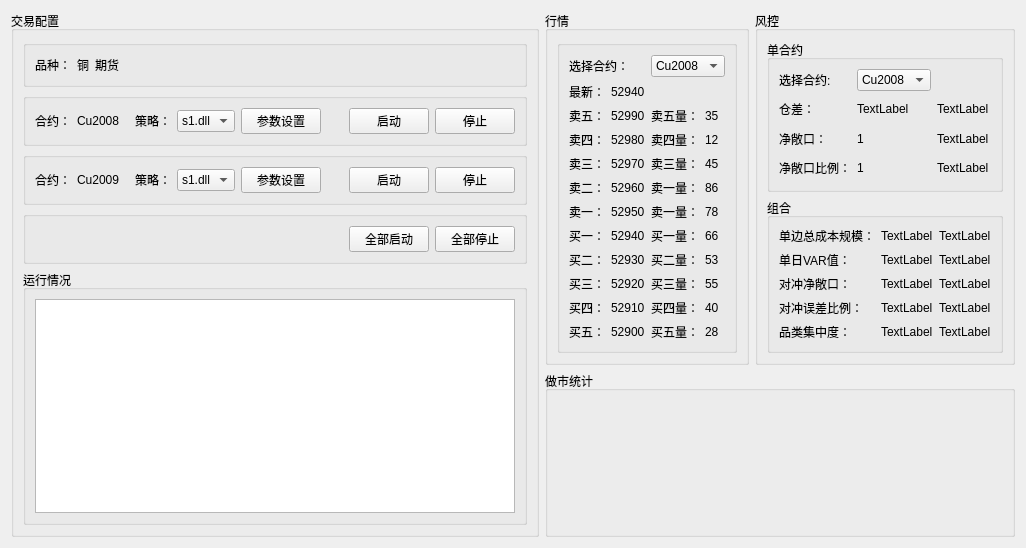
Qt form mm_page.ui (ChengruiGu/CMF_Marketmaker) before a commit.
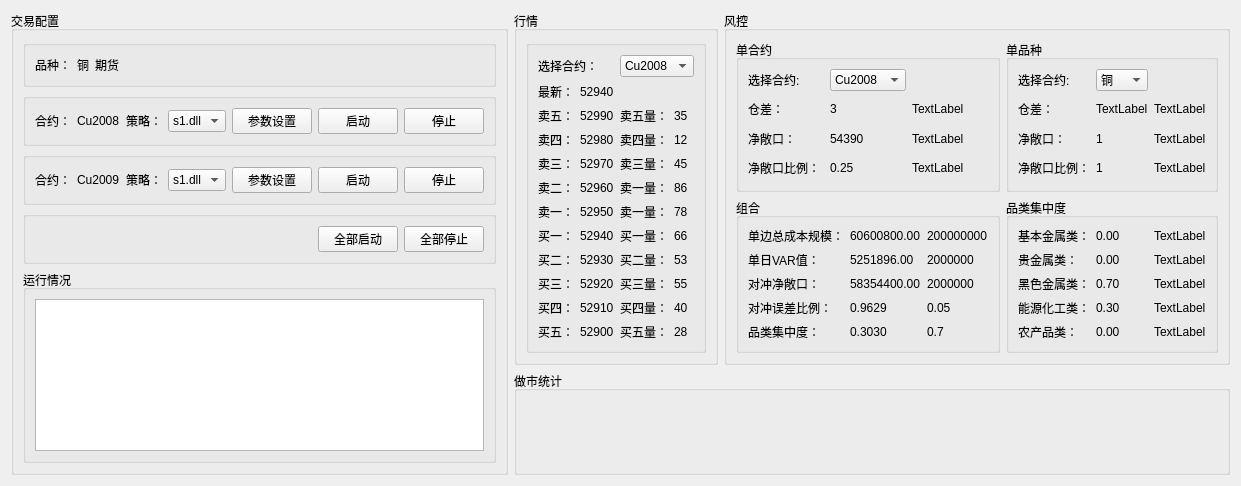
The same form after that commit.

```diff
--- a/mm_page.ui
+++ b/mm_page.ui
@@ -6,14 +6,14 @@
    <rect>
     <x>0</x>
     <y>0</y>
-    <width>1026</width>
-    <height>548</height>
+    <width>1187</width>
+    <height>486</height>
    </rect>
   </property>
   <property name="windowTitle">
    <string>Form</string>
   </property>
-  <layout class="QVBoxLayout" name="verticalLayout_6">
+  <layout class="QVBoxLayout" name="verticalLayout_4">
    <item>
     <layout class="QHBoxLayout" name="horizontalLayout_10">
      <item>
@@ -658,8 +658,8 @@
            <property name="title">
             <string>风控</string>
            </property>
-           <layout class="QVBoxLayout" name="verticalLayout_4">
-            <item>
+           <layout class="QGridLayout" name="gridLayout_6">
+            <item row="0" column="0">
              <widget class="QGroupBox" name="groupBox_11">
               <property name="title">
                <string>单合约</string>
@@ -703,7 +703,7 @@
                <item row="2" column="2">
                 <widget class="QLabel" name="label_67">
                  <property name="text">
-                  <string>1</string>
+                  <string>54390</string>
                  </property>
                 </widget>
                </item>
@@ -717,14 +717,14 @@
                <item row="1" column="2">
                 <widget class="QLabel" name="label_21">
                  <property name="text">
-                  <string>TextLabel</string>
+                  <string>3</string>
                  </property>
                 </widget>
                </item>
                <item row="3" column="2">
                 <widget class="QLabel" name="label_69">
                  <property name="text">
-                  <string>1</string>
+                  <string>0.25</string>
                  </property>
                 </widget>
                </item>
@@ -752,7 +752,115 @@
               </layout>
              </widget>
             </item>
-            <item>
+            <item row="0" column="1">
+             <widget class="QGroupBox" name="groupBox_9">
+              <property name="title">
+               <string>单品种</string>
+              </property>
+              <layout class="QGridLayout" name="gridLayout_4">
+               <item row="0" column="0">
+                <widget class="QLabel" name="label_88">
+                 <property name="text">
+                  <string>选择合约:</string>
+                 </property>
+                </widget>
+               </item>
+               <item row="0" column="1">
+                <widget class="QComboBox" name="comboBox_4">
+                 <item>
+                  <property name="text">
+                   <string>铜</string>
+                  </property>
+                 </item>
+                 <item>
+                  <property name="text">
+                   <string>锡</string>
+                  </property>
+                 </item>
+                 <item>
+                  <property name="text">
+                   <string>铅</string>
+                  </property>
+                 </item>
+                 <item>
+                  <property name="text">
+                   <string>金</string>
+                  </property>
+                 </item>
+                 <item>
+                  <property name="text">
+                   <string>银</string>
+                  </property>
+                 </item>
+                </widget>
+               </item>
+               <item row="1" column="0">
+                <widget class="QLabel" name="label_58">
+                 <property name="text">
+                  <string>仓差：</string>
+                 </property>
+                </widget>
+               </item>
+               <item row="1" column="1">
+                <widget class="QLabel" name="label_57">
+                 <property name="text">
+                  <string>TextLabel</string>
+                 </property>
+                </widget>
+               </item>
+               <item row="1" column="2">
+                <widget class="QLabel" name="label_89">
+                 <property name="text">
+                  <string>TextLabel</string>
+                 </property>
+                </widget>
+               </item>
+               <item row="2" column="0">
+                <widget class="QLabel" name="label_93">
+                 <property name="text">
+                  <string>净敞口：</string>
+                 </property>
+                </widget>
+               </item>
+               <item row="2" column="1">
+                <widget class="QLabel" name="label_91">
+                 <property name="text">
+                  <string>1</string>
+                 </property>
+                </widget>
+               </item>
+               <item row="2" column="2">
+                <widget class="QLabel" name="label_90">
+                 <property name="text">
+                  <string>TextLabel</string>
+                 </property>
+                </widget>
+               </item>
+               <item row="3" column="0">
+                <widget class="QLabel" name="label_92">
+                 <property name="text">
+                  <string>净敞口比例：</string>
+                 </property>
+                </widget>
+               </item>
+               <item row="3" column="1">
+                <widget class="QLabel" name="label_86">
+                 <property name="text">
+                  <string>1</string>
+                 </property>
+                </widget>
+               </item>
+               <item row="3" column="2">
+                <widget class="QLabel" name="label_87">
+                 <property name="text">
+                  <string>TextLabel</string>
+                 </property>
+                </widget>
+               </item>
+              </layout>
+             </widget>
+            </item>
+            <item row="1" column="0">
              <widget class="QGroupBox" name="groupBox_12">
               <property name="title">
                <string>组合</string>
@@ -768,14 +876,17 @@
                <item row="0" column="1">
                 <widget class="QLabel" name="label_23">
                  <property name="text">
-                  <string>TextLabel</string>
+                  <string>60600800.00</string>
                  </property>
                 </widget>
                </item>
                <item row="0" column="2">
                 <widget class="QLabel" name="label_70">
                  <property name="text">
-                  <string>TextLabel</string>
+                  <string>200000000</string>
+                 </property>
+                 <property name="textFormat">
+                  <enum>Qt::AutoText</enum>
                  </property>
                 </widget>
                </item>
@@ -789,14 +900,14 @@
                <item row="1" column="1">
                 <widget class="QLabel" name="label_75">
                  <property name="text">
-                  <string>TextLabel</string>
+                  <string>5251896.00</string>
                  </property>
                 </widget>
                </item>
                <item row="1" column="2">
                 <widget class="QLabel" name="label_76">
                  <property name="text">
-                  <string>TextLabel</string>
+                  <string>2000000</string>
                  </property>
                 </widget>
                </item>
@@ -810,14 +921,14 @@
                <item row="2" column="1">
                 <widget class="QLabel" name="label_77">
                  <property name="text">
-                  <string>TextLabel</string>
+                  <string>58354400.00</string>
                  </property>
                 </widget>
                </item>
                <item row="2" column="2">
                 <widget class="QLabel" name="label_78">
                  <property name="text">
-                  <string>TextLabel</string>
+                  <string>2000000</string>
                  </property>
                 </widget>
                </item>
@@ -831,14 +942,14 @@
                <item row="3" column="1">
                 <widget class="QLabel" name="label_79">
                  <property name="text">
-                  <string>TextLabel</string>
+                  <string>0.9629</string>
                  </property>
                 </widget>
                </item>
                <item row="3" column="2">
                 <widget class="QLabel" name="label_80">
                  <property name="text">
-                  <string>TextLabel</string>
+                  <string>0.05</string>
                  </property>
                 </widget>
                </item>
@@ -852,12 +963,126 @@
                <item row="4" column="1">
                 <widget class="QLabel" name="label_81">
                  <property name="text">
-                  <string>TextLabel</string>
+                  <string>0.3030</string>
                  </property>
                 </widget>
                </item>
                <item row="4" column="2">
                 <widget class="QLabel" name="label_82">
+                 <property name="text">
+                  <string>0.7</string>
+                 </property>
+                </widget>
+               </item>
+              </layout>
+             </widget>
+            </item>
+            <item row="1" column="1">
+             <widget class="QGroupBox" name="groupBox_13">
+              <property name="title">
+               <string>品类集中度</string>
+              </property>
+              <layout class="QGridLayout" name="gridLayout_5">
+               <item row="0" column="0">
+                <widget class="QLabel" name="label_59">
+                 <property name="text">
+                  <string>基本金属类：</string>
+                 </property>
+                </widget>
+               </item>
+               <item row="0" column="1">
+                <widget class="QLabel" name="label_60">
+                 <property name="text">
+                  <string>0.00</string>
+                 </property>
+                </widget>
+               </item>
+               <item row="0" column="2">
+                <widget class="QLabel" name="label_101">
+                 <property name="text">
+                  <string>TextLabel</string>
+                 </property>
+                </widget>
+               </item>
+               <item row="1" column="0">
+                <widget class="QLabel" name="label_97">
+                 <property name="text">
+                  <string>贵金属类：</string>
+                 </property>
+                </widget>
+               </item>
+               <item row="1" column="1">
+                <widget class="QLabel" name="label_98">
+                 <property name="text">
+                  <string>0.00</string>
+                 </property>
+                </widget>
+               </item>
+               <item row="1" column="2">
+                <widget class="QLabel" name="label_104">
+                 <property name="text">
+                  <string>TextLabel</string>
+                 </property>
+                </widget>
+               </item>
+               <item row="2" column="0">
+                <widget class="QLabel" name="label_94">
+                 <property name="text">
+                  <string>黑色金属类：</string>
+                 </property>
+                </widget>
+               </item>
+               <item row="2" column="1">
+                <widget class="QLabel" name="label_102">
+                 <property name="text">
+                  <string>0.70</string>
+                 </property>
+                </widget>
+               </item>
+               <item row="2" column="2">
+                <widget class="QLabel" name="label_100">
+                 <property name="text">
+                  <string>TextLabel</string>
+                 </property>
+                </widget>
+               </item>
+               <item row="3" column="0">
+                <widget class="QLabel" name="label_96">
+                 <property name="text">
+                  <string>能源化工类：</string>
+                 </property>
+                </widget>
+               </item>
+               <item row="3" column="1">
+                <widget class="QLabel" name="label_105">
+                 <property name="text">
+                  <string>0.30</string>
+                 </property>
+                </widget>
+               </item>
+               <item row="3" column="2">
+                <widget class="QLabel" name="label_95">
+                 <property name="text">
+                  <string>TextLabel</string>
+                 </property>
+                </widget>
+               </item>
+               <item row="4" column="0">
+                <widget class="QLabel" name="label_106">
+                 <property name="text">
+                  <string>农产品类：</string>
+                 </property>
+                </widget>
+               </item>
+               <item row="4" column="1">
+                <widget class="QLabel" name="label_99">
+                 <property name="text">
+                  <string>0.00</string>
+                 </property>
+                </widget>
+               </item>
+               <item row="4" column="2">
+                <widget class="QLabel" name="label_103">
                  <property name="text">
                   <string>TextLabel</string>
                  </property>
```
